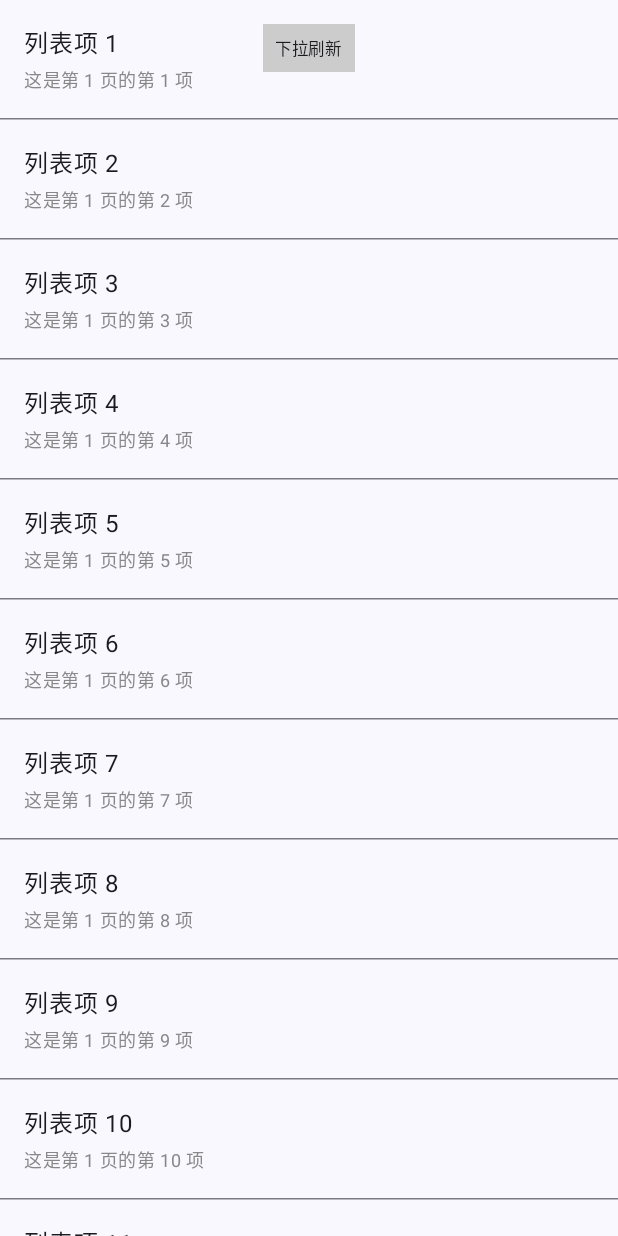
After one commit to DingYong4223/HelloDemo, an Android app built with Jetpack Compose: the CmpListActivity screen opened directly, with no data from a screen before it, on a phone screen of 412 x 824 dp. The commit adds this screen. Run offline under Robolectric (Android 15) with nearby library versions, the phone set to English and light mode, and no system bars.

Commit message:
compose下拉刷新页面

```diff
--- a/androidApp/src/main/AndroidManifest.xml
+++ b/androidApp/src/main/AndroidManifest.xml
@@ -61,6 +61,10 @@
             android:name=".compose.SharedDemoActivity"
             android:exported="false"
             android:theme="@style/Theme.HelloDelanding" />
+        <activity
+            android:name=".compose.CmpListActivity"
+            android:exported="false"
+            android:theme="@style/Theme.HelloDelanding" />
     </application>
 
 </manifest>
--- /dev/null
+++ b/androidApp/src/main/java/com/hello/android/compose/CmpListActivity.kt
@@ -0,0 +1,31 @@
+package com.hello.android.compose
+
+import android.os.Bundle
+import androidx.activity.ComponentActivity
+import androidx.activity.compose.setContent
+import androidx.activity.enableEdgeToEdge
+import androidx.compose.material3.Scaffold
+import androidx.compose.runtime.Composable
+import androidx.compose.ui.Modifier
+import com.hello.android.ui.theme.HelloDelandingTheme
+import com.hello.shared.CmpListScreen
+
+class CmpListActivity : ComponentActivity() {
+    override fun onCreate(savedInstanceState: Bundle?) {
+        super.onCreate(savedInstanceState)
+        enableEdgeToEdge()
+
+        setContent {
+            HelloDelandingTheme {
+                Scaffold { innerPadding ->
+                    CmpListScreenWrapper(modifier = Modifier)
+                }
+            }
+        }
+    }
+}
+
+@Composable
+fun CmpListScreenWrapper(modifier: Modifier = Modifier) {
+    CmpListScreen()
+}
--- a/androidApp/src/main/java/com/hello/android/compose/ComposeListActivity.kt
+++ b/androidApp/src/main/java/com/hello/android/compose/ComposeListActivity.kt
@@ -30,7 +30,8 @@ class ComposeListActivity : ComponentActivity() {
             ComposeItem(0, "Compose视图中嵌套View视图"),
             ComposeItem(1, "View视图中嵌套Compose视图"),
             ComposeItem(2, "Compose下拉刷新于上拉加载"),
-            ComposeItem(3, "Kotlin Compose Multiplatform")
+            ComposeItem(3, "Kotlin Compose Multiplatform"),
+            ComposeItem(4, "CMP列表测试")
         )
 
         setContent {
@@ -56,6 +57,10 @@ class ComposeListActivity : ComponentActivity() {
                                 }
                                 3 -> {
                                     val intent = Intent(context, SharedDemoActivity::class.java)
+                                    context.startActivity(intent)
+                                }
+                                4 -> {
+                                    val intent = Intent(context, CmpListActivity::class.java)
                                     context.startActivity(intent)
                                 }
                             }
--- /dev/null
+++ b/shared/src/commonMain/kotlin/com/hello/shared/ListScreen.kt
@@ -0,0 +1,180 @@
+package com.hello.shared
+
+import androidx.compose.foundation.background
+import androidx.compose.foundation.layout.Box
+import androidx.compose.foundation.layout.Column
+import androidx.compose.foundation.layout.fillMaxSize
+import androidx.compose.foundation.layout.fillMaxWidth
+import androidx.compose.foundation.layout.padding
+import androidx.compose.foundation.lazy.LazyColumn
+import androidx.compose.foundation.lazy.items
+import androidx.compose.foundation.lazy.rememberLazyListState
+import androidx.compose.material3.CircularProgressIndicator
+import androidx.compose.material3.HorizontalDivider
+import androidx.compose.material3.MaterialTheme
+import androidx.compose.material3.Text
+import androidx.compose.runtime.Composable
+import androidx.compose.runtime.LaunchedEffect
+import androidx.compose.runtime.mutableStateOf
+import androidx.compose.runtime.remember
+import androidx.compose.runtime.snapshotFlow
+import androidx.compose.ui.Alignment
+import androidx.compose.ui.Modifier
+import androidx.compose.ui.graphics.Color
+import androidx.compose.ui.unit.dp
+import kotlinx.coroutines.delay
+
+data class ListItem(val id: Int, val title: String, val description: String)
+
+@Composable
+fun CmpListScreen() {
+    val items = remember { mutableStateOf<List<ListItem>>(emptyList()) }
+    val isRefreshing = remember { mutableStateOf(false) }
+    val isLoadingMore = remember { mutableStateOf(false) }
+    val currentPage = remember { mutableStateOf(1) }
+    val lazyListState = rememberLazyListState()
+
+    // 初始化数据
+    LaunchedEffect(Unit) {
+        loadFirstPage(items, currentPage)
+    }
+
+    // 监听列表滚动，当滚动到底部时加载更多
+    LaunchedEffect(lazyListState) {
+        snapshotFlow { lazyListState.layoutInfo.visibleItemsInfo.lastOrNull()?.index }
+            .collect { lastVisibleIndex ->
+                if (lastVisibleIndex != null && lastVisibleIndex >= items.value.size - 3) {
+                    if (!isLoadingMore.value && currentPage.value < 5) {
+                        loadMoreData(items, currentPage, isLoadingMore)
+                    }
+                }
+            }
+    }
+
+    Box(modifier = Modifier.fillMaxSize()) {
+        if (items.value.isEmpty() && !isRefreshing.value) {
+            // 空状态
+            Box(
+                modifier = Modifier.fillMaxSize(),
+                contentAlignment = Alignment.Center
+            ) {
+                Text("暂无数据")
+            }
+        } else {
+            Column(modifier = Modifier.fillMaxSize()) {
+                // 列表
+                LazyColumn(
+                    modifier = Modifier
+                        .weight(1f)
+                        .fillMaxWidth(),
+                    state = lazyListState
+                ) {
+                    items(items.value) { item ->
+                        ListItemView(item = item)
+                        HorizontalDivider()
+                    }
+
+                    // 加载更多指示器
+                    if (isLoadingMore.value) {
+                        item {
+                            Box(
+                                modifier = Modifier
+                                    .fillMaxWidth()
+                                    .padding(16.dp),
+                                contentAlignment = Alignment.Center
+                            ) {
+                                CircularProgressIndicator()
+                            }
+                        }
+                    }
+                }
+
+                // 刷新指示器
+                if (isRefreshing.value) {
+                    Box(
+                        modifier = Modifier
+                            .fillMaxWidth()
+                            .padding(16.dp),
+                        contentAlignment = Alignment.Center
+                    ) {
+                        CircularProgressIndicator()
+                    }
+                }
+            }
+        }
+
+        // 下拉刷新按钮（简化实现）
+        if (!isRefreshing.value && items.value.isNotEmpty()) {
+            Text(
+                text = "下拉刷新",
+                modifier = Modifier
+                    .align(Alignment.TopCenter)
+                    .padding(16.dp)
+                    .background(Color.LightGray)
+                    .padding(8.dp),
+                style = MaterialTheme.typography.labelSmall
+            )
+        }
+    }
+}
+
+@Composable
+fun ListItemView(item: ListItem) {
+    Column(
+        modifier = Modifier
+            .fillMaxWidth()
+            .padding(16.dp)
+    ) {
+        Text(
+            text = item.title,
+            style = MaterialTheme.typography.bodyLarge
+        )
+        Text(
+            text = item.description,
+            style = MaterialTheme.typography.bodySmall,
+            color = Color.Gray,
+            modifier = Modifier.padding(top = 4.dp)
+        )
+    }
+}
+
+// 加载第一页数据
+private suspend fun loadFirstPage(
+    items: androidx.compose.runtime.MutableState<List<ListItem>>,
+    currentPage: androidx.compose.runtime.MutableState<Int>
+) {
+    delay(500) // 模拟网络请求
+    val newItems = (1..10).map { index ->
+        ListItem(
+            id = index,
+            title = "列表项 $index",
+            description = "这是第 1 页的第 $index 项"
+        )
+    }
+    items.value = newItems
+    currentPage.value = 1
+}
+
+// 加载更多数据
+private suspend fun loadMoreData(
+    items: androidx.compose.runtime.MutableState<List<ListItem>>,
+    currentPage: androidx.compose.runtime.MutableState<Int>,
+    isLoadingMore: androidx.compose.runtime.MutableState<Boolean>
+) {
+    isLoadingMore.value = true
+    delay(1000) // 模拟网络请求
+
+    val nextPage = currentPage.value + 1
+    val startIndex = (nextPage - 1) * 10 + 1
+    val newItems = (startIndex until startIndex + 10).map { index ->
+        ListItem(
+            id = index,
+            title = "列表项 $index",
+            description = "这是第 $nextPage 页的第 ${index - (nextPage - 1) * 10} 项"
+        )
+    }
+
+    items.value = items.value + newItems
+    currentPage.value = nextPage
+    isLoadingMore.value = false
+}
```
